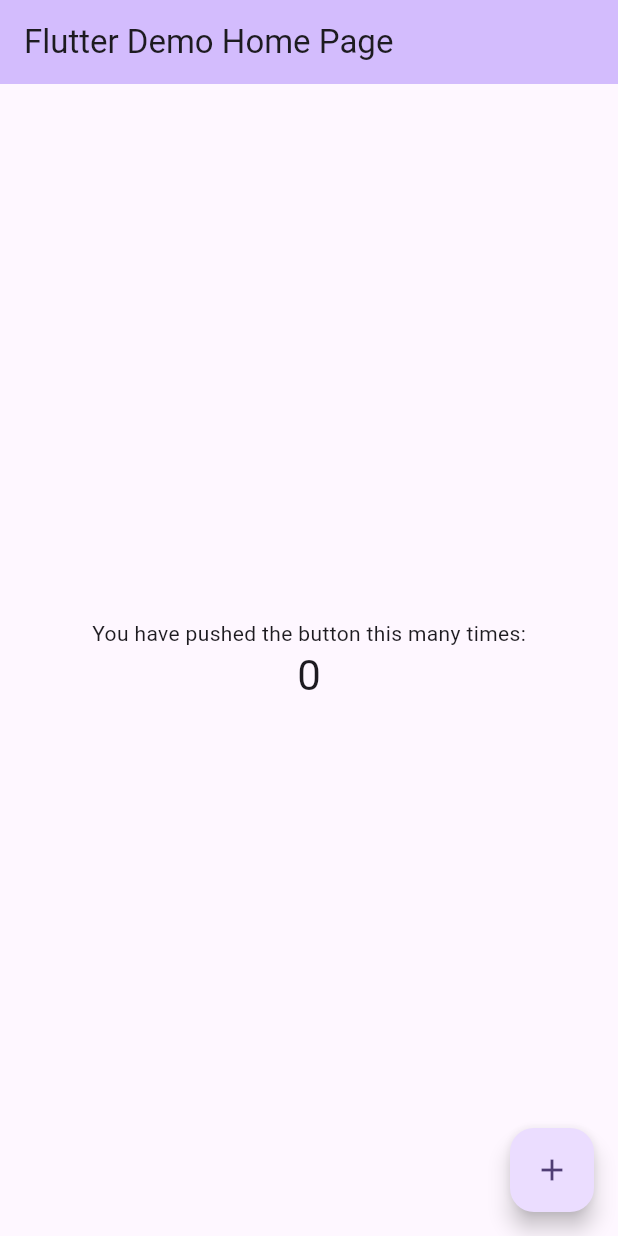
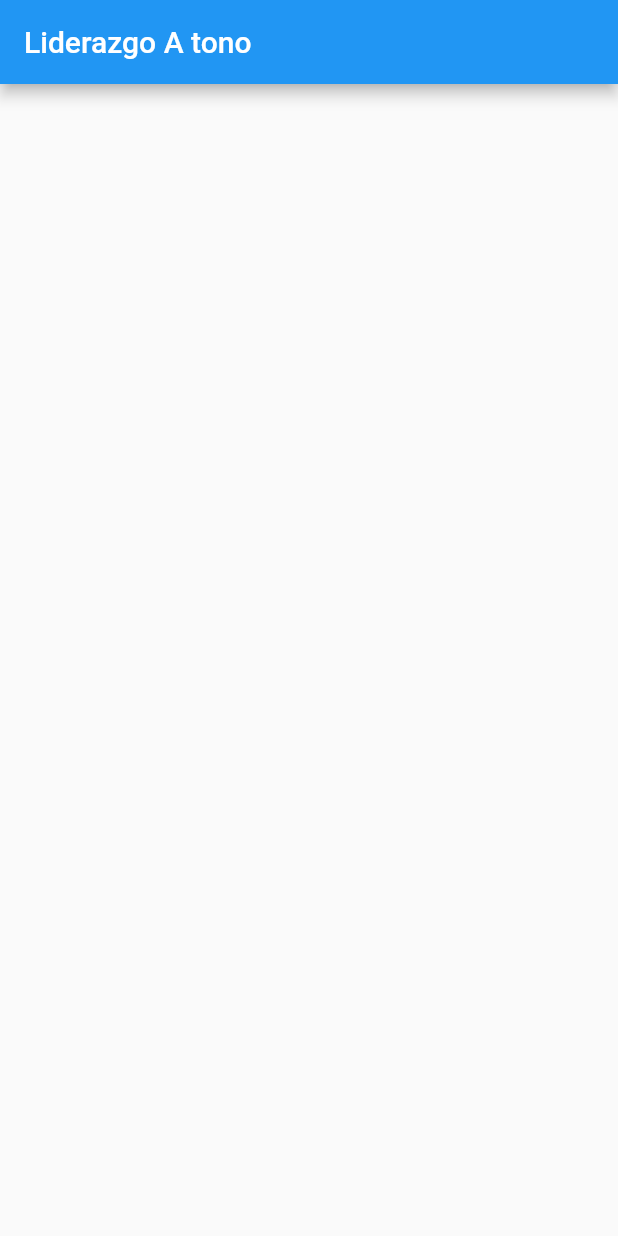
Before and after one commit to pargara/Lab-A-Tono, a Flutter app: the screen it shows after launch, on a phone screen of 412 x 824 dp. Run offline on Flutter 3.47's test engine with Material 2 defaults, Android fonts, the light colour scheme and no system bars.

Commit message:
Hello world removed

```diff
--- a/lib/main.dart
+++ b/lib/main.dart
@@ -5,121 +5,30 @@ void main() {
 }
 
 class MyApp extends StatelessWidget {
-  const MyApp({super.key});
+  const MyApp({Key? key}) : super(key: key);
 
-  // This widget is the root of your application.
   @override
   Widget build(BuildContext context) {
-    return MaterialApp(
-      title: 'Flutter Demo',
-      theme: ThemeData(
-        // This is the theme of your application.
-        //
-        // TRY THIS: Try running your application with "flutter run". You'll see
-        // the application has a blue toolbar. Then, without quitting the app,
-        // try changing the seedColor in the colorScheme below to Colors.green
-        // and then invoke "hot reload" (save your changes or press the "hot
-        // reload" button in a Flutter-supported IDE, or press "r" if you used
-        // the command line to start the app).
-        //
-        // Notice that the counter didn't reset back to zero; the application
-        // state is not lost during the reload. To reset the state, use hot
-        // restart instead.
-        //
-        // This works for code too, not just values: Most code changes can be
-        // tested with just a hot reload.
-        colorScheme: ColorScheme.fromSeed(seedColor: Colors.deepPurple),
-        useMaterial3: true,
-      ),
-      home: const MyHomePage(title: 'Flutter Demo Home Page'),
+    return const MaterialApp(
+    home: RootPage(),
     );
   }
 }
 
-class MyHomePage extends StatefulWidget {
-  const MyHomePage({super.key, required this.title});
-
-  // This widget is the home page of your application. It is stateful, meaning
-  // that it has a State object (defined below) that contains fields that affect
-  // how it looks.
-
-  // This class is the configuration for the state. It holds the values (in this
-  // case the title) provided by the parent (in this case the App widget) and
-  // used by the build method of the State. Fields in a Widget subclass are
-  // always marked "final".
-
-  final String title;
+class RootPage extends StatefulWidget {
+  const RootPage({Key? key}) : super(key: key);
 
   @override
-  State<MyHomePage> createState() => _MyHomePageState();
+  State<RootPage> createState() => _RootPageState();
 }
 
-class _MyHomePageState extends State<MyHomePage> {
-  int _counter = 0;
-
-  void _incrementCounter() {
-    setState(() {
-      // This call to setState tells the Flutter framework that something has
-      // changed in this State, which causes it to rerun the build method below
-      // so that the display can reflect the updated values. If we changed
-      // _counter without calling setState(), then the build method would not be
-      // called again, and so nothing would appear to happen.
-      _counter++;
-    });
-  }
-
+class _RootPageState extends State<RootPage> {
   @override
   Widget build(BuildContext context) {
-    // This method is rerun every time setState is called, for instance as done
-    // by the _incrementCounter method above.
-    //
-    // The Flutter framework has been optimized to make rerunning build methods
-    // fast, so that you can just rebuild anything that needs updating rather
-    // than having to individually change instances of widgets.
     return Scaffold(
       appBar: AppBar(
-        // TRY THIS: Try changing the color here to a specific color (to
-        // Colors.amber, perhaps?) and trigger a hot reload to see the AppBar
-        // change color while the other colors stay the same.
-        backgroundColor: Theme.of(context).colorScheme.inversePrimary,
-        // Here we take the value from the MyHomePage object that was created by
-        // the App.build method, and use it to set our appbar title.
-        title: Text(widget.title),
+        title: const Text('Liderazgo A tono'),
       ),
-      body: Center(
-        // Center is a layout widget. It takes a single child and positions it
-        // in the middle of the parent.
-        child: Column(
-          // Column is also a layout widget. It takes a list of children and
-          // arranges them vertically. By default, it sizes itself to fit its
-          // children horizontally, and tries to be as tall as its parent.
-          //
-          // Column has various properties to control how it sizes itself and
-          // how it positions its children. Here we use mainAxisAlignment to
-          // center the children vertically; the main axis here is the vertical
-          // axis because Columns are vertical (the cross axis would be
-          // horizontal).
-          //
-          // TRY THIS: Invoke "debug painting" (choose the "Toggle Debug Paint"
-          // action in the IDE, or press "p" in the console), to see the
-          // wireframe for each widget.
-          mainAxisAlignment: MainAxisAlignment.center,
-          children: <Widget>[
-            const Text(
-              'You have pushed the button this many times:',
-            ),
-            Text(
-              '$_counter',
-              style: Theme.of(context).textTheme.headlineMedium,
-            ),
-          ],
-        ),
-      ),
-      floatingActionButton: FloatingActionButton(
-        onPressed: _incrementCounter,
-        tooltip: 'Increment',
-        child: const Icon(Icons.add),
-      ), // This trailing comma makes auto-formatting nicer for build methods.
     );
   }
 }
```
